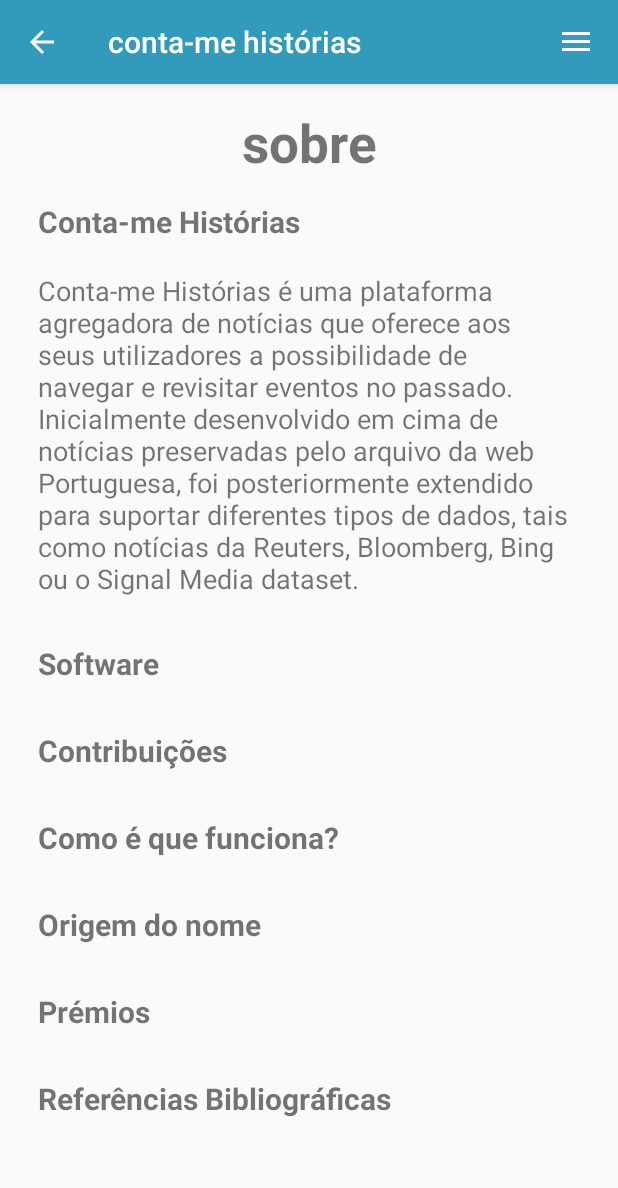
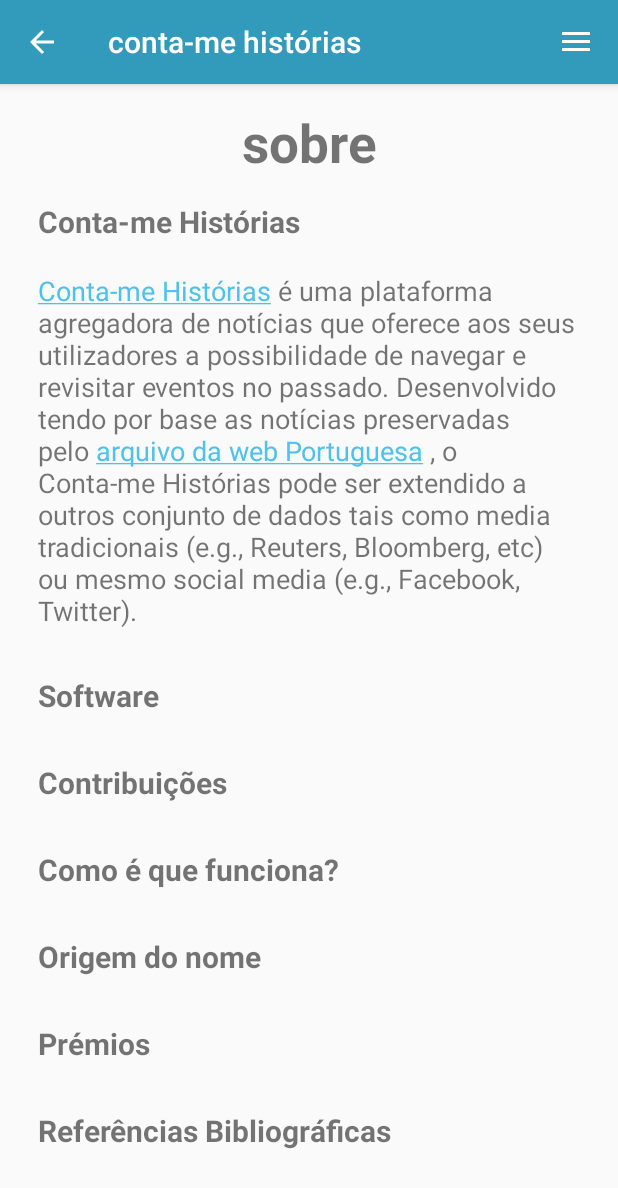
Before and after one commit to andr000ide/Conta-me-Historias, an Android app: the fragment FragmentSobre placed in its activity, after a tap on "Conta-me Histórias", on a phone screen of 412 x 824 dp. Shown: the top 1188 px of the screen. Run offline under Robolectric (Android 15) with nearby library versions, the phone set to English and light mode, and no system bars; 1 statement that could not run was skipped.

Commit message:
sobre palavras com os links

```diff
--- a/app/src/main/java/com/example/projetofinal/EquipaAdapter.kt
+++ b/app/src/main/java/com/example/projetofinal/EquipaAdapter.kt
@@ -2,15 +2,23 @@ package com.example.projetofinal
 
 import android.annotation.SuppressLint
 import android.content.Context
+import android.content.Intent
 import android.content.res.ColorStateList
+import android.net.Uri
+import android.text.Html
 import android.text.Layout
+import android.text.SpannableStringBuilder
 import android.text.method.LinkMovementMethod
+import android.text.style.ClickableSpan
+import android.text.style.URLSpan
 import android.view.LayoutInflater
 import android.view.View
 import android.view.ViewGroup
+import android.widget.TextView
 import androidx.core.content.ContextCompat
 import androidx.recyclerview.widget.RecyclerView
 import com.example.projetofinal.modelclass.sobreTopico
+import kotlinx.android.synthetic.main.frag_searchview.view.*
 import kotlinx.android.synthetic.main.second_activitynew.view.*
 import kotlinx.android.synthetic.main.sobre_layout.view.*
 
@@ -37,12 +45,14 @@ class EquipaAdapter(val topicos : ArrayList<sobreTopico>, val context: Context)
         val sobreTopico: sobreTopico = topicos[p1]
 
         p0.topicoTitulo?.text = topicos.get(p1).titulo
-        //p0.topicoTexto.movementMethod = LinkMovementMethod.getInstance()
 
-        p0.topicoTexto.text = topicos.get(p1).texto
+        //p0.topicoTexto.text = topicos.get(p1).texto
+
+        p0.topicoTexto.movementMethod = LinkMovementMethod.getInstance()
+        val aux = topicos.get(p1).texto
+        setTextViewHTML(p0.topicoTexto,aux)
 
 
-        p0.topicoTexto.movementMethod = LinkMovementMethod.getInstance()
         //p0.topicoTexto.justificationMode= Layout.JUSTIFICATION_MODE_INTER_WORD
 
         // val uri = Uri.parse(sobreTopico.url)
@@ -78,7 +88,34 @@ class EquipaAdapter(val topicos : ArrayList<sobreTopico>, val context: Context)
             //notifyItemChanged(p1)
         }
     }
+
+    protected fun setTextViewHTML(text: TextView, html: String) {
+        val sequence = Html.fromHtml(html)
+        val strBuilder = SpannableStringBuilder(sequence)
+        val urls = strBuilder.getSpans(0, sequence.length, URLSpan::class.java)
+        for (span in urls) {
+            makeLinkClickable(strBuilder, span)
+        }
+        text.text = strBuilder
+        text.movementMethod = LinkMovementMethod.getInstance()
+    }
+
+    protected fun makeLinkClickable(strBuilder: SpannableStringBuilder, span: URLSpan) {
+        val start = strBuilder.getSpanStart(span)
+        val end = strBuilder.getSpanEnd(span)
+        val flags = strBuilder.getSpanFlags(span)
+        val clickable = object : ClickableSpan() {
+            override fun onClick(view: View) {
+                var intent = Intent(Intent.ACTION_VIEW, Uri.parse(span.url))
+                ContextCompat.startActivity(context!!, intent, null)
+            }
+        }
+        strBuilder.setSpan(clickable, start, end, flags)
+        strBuilder.removeSpan(span)
+    }
 }
+
+
 
 class ViewHoldertwo (view: View) : RecyclerView.ViewHolder(view) {
 
--- a/app/src/main/res/values/strings.xml
+++ b/app/src/main/res/values/strings.xml
@@ -26,21 +26,23 @@
     <string name="menu_sobre">Sobre</string>
     <string name="menu_equipa">Equipa</string>
     <string name="sobreConta">Conta-me Histórias</string>
-    <string name="sobreContaT"><a href="http://contamehistorias.pt">Conta-me Histórias</a> é uma plataforma agregadora de notícias
-        que oferece aos seus utilizadores a possibilidade de navegar e revisitar eventos no passado. Inicialmente
-        desenvolvido em cima de notícias preservadas pelo <a href="http://arquivo.pt">arquivo da web Portuguesa</a>, foi
-        posteriormente extendido para suportar diferentes tipos de dados, tais como notícias da Reuters, Bloomberg, Bing
-        ou o Signal Media dataset.
+    <string name="sobreContaT">
+        &lt;a href="http://contamehistorias.pt">Conta-me Histórias&lt;/a> <a> é uma plataforma agregadora de notícias que oferece aos seus
+        utilizadores a possibilidade de navegar e revisitar eventos no passado. Desenvolvido tendo por base as notícias
+        preservadas pelo</a> &lt;a href="http://arquivo.pt">arquivo da web Portuguesa&lt;/a> <a>, o Conta-me Histórias pode ser extendido a outros
+        conjunto de dados tais como media tradicionais (e.g., Reuters, Bloomberg, etc) ou mesmo social media (e.g.,
+        Facebook, Twitter).</a>
     </string>
     <string name="sobreFunciona">Como é que funciona?</string>
-    <string name="sobreFuncionaT">O Conta-me Histórias obtém informação a partir de arquivos web (e.g., Arquivo.pt) e
+    <string name="sobreFuncionaT"><a>O Conta-me Histórias obtém informação a partir de arquivos web (e.g., Arquivo.pt) e
         media
         tradicionais (e.g., Reuters, Bloomberg ou Bing News) disponibilizando um serviço de pesquisa “à lá Google” que
         oferece aos seus utilizadores uma contextualização histórica de um dado evento (em alguns casos a partir de
         conteúdos atualmente já inexistentes na web convencional). Para selecionar as melhores estórias ao longo do
-        tempo, recorremos ao YAKE! um extrator de palavras relevantes desenvolvido pela nossa equipa de investigação, e
+        tempo, recorremos ao </a> &lt;a href="http://yake.inesctec.pt">YAKE!&lt;/a>
+    <a> um extrator de palavras relevantes desenvolvido pela nossa equipa de investigação, e
         que neste contexto é utilizado para selecionar os excertos mais importantes de uma notícia (mais concretamente
-        os seus títulos) ao longo do tempo.
+        os seus títulos) ao longo do tempo.</a>
     </string>
     <string name="sobreContribuicoes">Contribuições</string>
     <string name="sobreContribuicoesT">Ao longo da última década, temos vindo a assistir a um crescente aumento na
@@ -48,16 +50,20 @@
         dado evento. Mais recentemente, fenómenos como o media bias, as fake news e as filter bubbles, vieram adensar
         ainda mais as dificuldades já existentes no acesso transparente à informação.
     </string>
-    <string name="sobreSoftwareT">Conta-me Histórias encontra-se disponível no Google Play [colocar depois o link do
-        Google
-        Play], online [http://contamehistorias.pt] e no Github
-        [https://github.com/LIAAD/TemporalSummarizationFramework], plataforma através da qual disponibilizamos uma
-        biblioteca Python do Conta-me Histórias capaz de ser extendida a diferentes conjuntos de dados e línguas.
+    <string name="sobreSoftwareT">
+        <a>Conta-me Histórias encontra-se disponível no</a> &lt;a
+        href="http://tellmestories.pt">Google Play (em falta)&lt;/a> <a>,</a>  &lt;a
+        href="http://tellmestories.pt">online&lt;/a> <a>
+        e no </a> &lt;a
+        href="https://github.com/LIAAD/TemporalSummarizationFramework">Github&lt;/a>
+        <a>, plataforma através da qual disponibilizamos uma
+            biblioteca Python do Conta-me Histórias capaz de ser extendida a diferentes conjuntos de dados e línguas.</a>
+
+
     </string>
     <string name="sobrePremios">Prémios</string>
-    <string name="sobrePremiosT">O Conta-me Histórias [Tell me Stories] foi o vencedor dos prémios Arquivo.pt 2018
-        [https://sobre.arquivo.pt/en/arquivo-pt-2018-award-winners/] e da Best Demo Presentation no ECIR’19
-        [http://www.ecir2019.org].
+    <string name="sobrePremiosT"><a>O Conta-me Histórias [Tell me Stories] foi o vencedor dos prémios </a> &lt;a href="https://sobre.arquivo.pt/en/arquivo-pt-2018-award-winners/">Arquivo.pt 2018&lt;/a>
+        <a>e da</a> &lt;a href="http://www.ecir2019.org">Best Demo Presentation&lt;/a> <a> no ECIR’19 </a>
     </string>
     <string name="sobreReferencias">Referências Bibliográficas</string>
     <string name="sobreReferenciasT01">O Conta-me Histórias é um produto de investigação científica. Por favor cite os
@@ -93,11 +99,13 @@
         (ERDF).
     </string>
     <string name="outros">Outros</string>
-    <string name="outros_texto"> Um agradecimento especial ao <a href="http://arquivo.pt">arquivo da web Portuguesa</a> e à sua
+    <string name="outros_texto">Um agradecimento especial ao <a href="http://arquivo.pt">arquivo da web Portuguesa</a> e
+        à sua
         equipa que ao longo dos últimos criou uma plataforma ímpar na preservação dos conteúdos digitais portugueses,
         fomentando a partilha do conhecimento e o surgimento de aplicações inovadoras.
         \n \nUm agradecimento também à
-        empresa <a href="https://www.signal-ai.com//">Signal Media</a> pela disponibilização do dataset Signal Media 1M, e à Reuters, à Blomberg e
+        empresa <a href="https://www.signal-ai.com//">Signal Media</a> pela disponibilização do dataset Signal Media 1M,
+        e à Reuters, à Blomberg e
         à Bing pela disponibilização das suas APIs.
     </string>
 
@@ -134,5 +142,8 @@
     <string name="origem_nome">Origem do nome</string>
     <string name="mail_foi_copiado">" O email foi copiado."</string>
     <string name="loading_wordcloud">A Worldcloud está a carregar...</string>
+    <string name="helpere">
+        <a href="http://www.google.com">Google</a>
+    </string>
 
 </resources>
```
Also changed, not shown: app/src/main/java/com/example/projetofinal/Fragments/FragmentVistaNarrativas.kt (+47 -5 lines), 1 other file.
